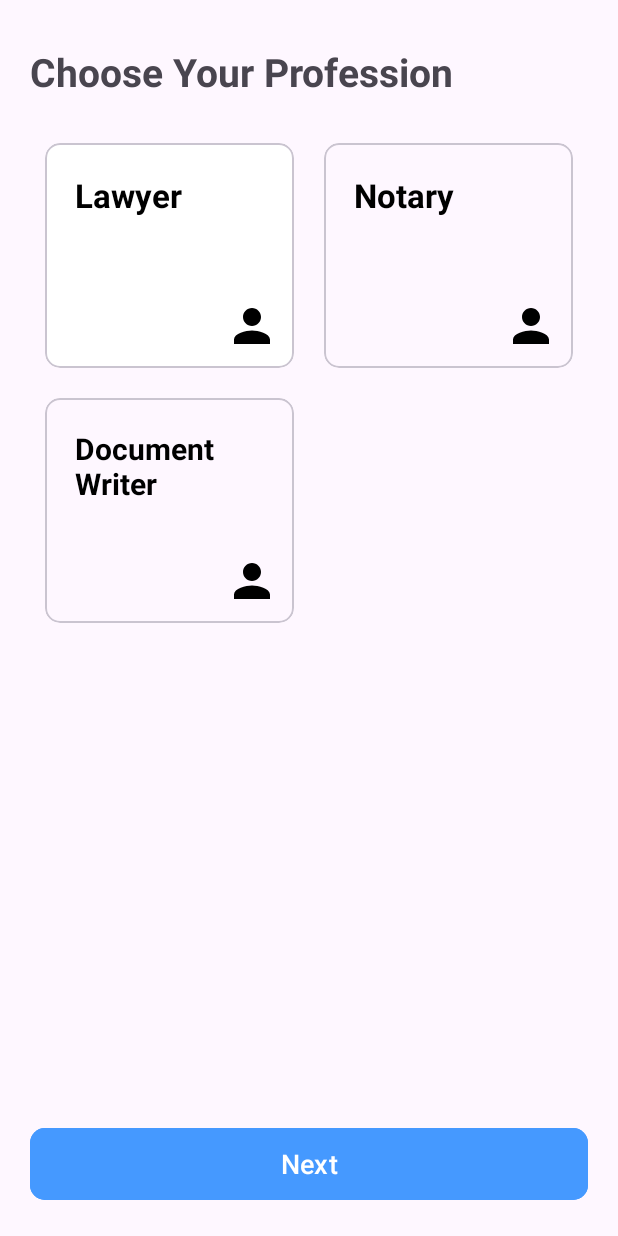
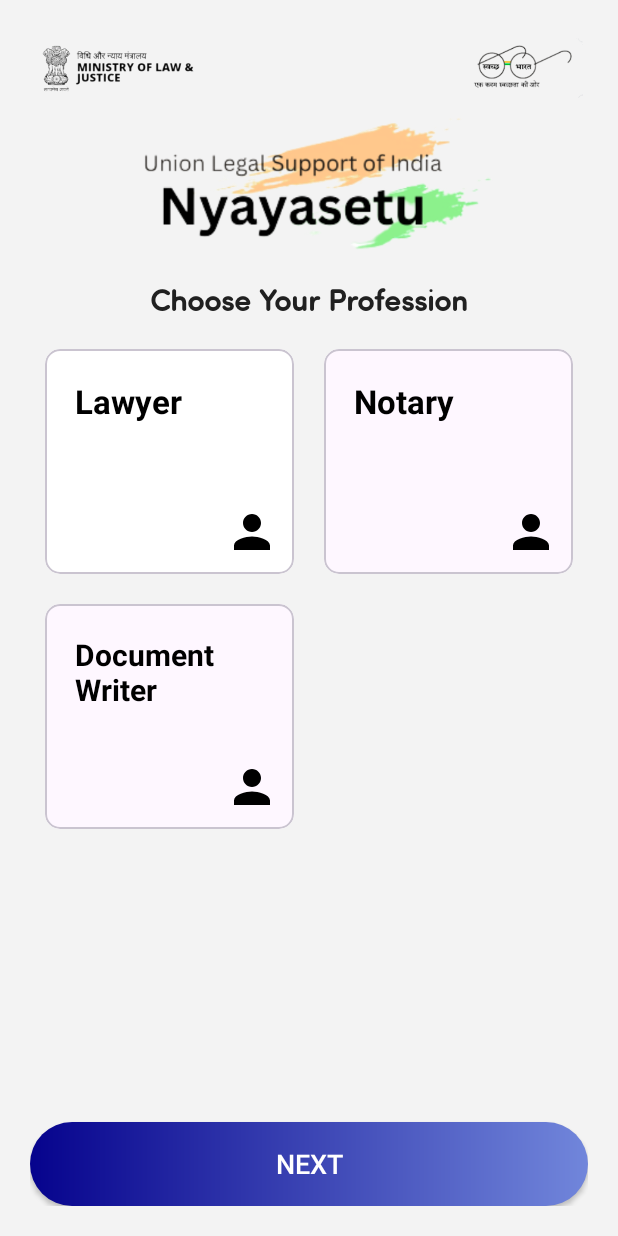
Before and after one commit to SIH-2023-insert-team-name/NyayaSetu-App, an Android app: the LSPSelectionFragment screen opened directly, with no data from a screen before it, on a phone screen of 412 x 824 dp. Run offline under Robolectric (Android 15) with nearby library versions, the phone set to English and light mode, and no system bars; our stand-ins replace Dagger/Hilt's generated code.

Commit message:
Updated UI in login, sign up and lsp selection screen

```diff
--- a/app/src/main/java/bharat/law/nyayasetu/SplashScreenActivity.kt
+++ b/app/src/main/java/bharat/law/nyayasetu/SplashScreenActivity.kt
@@ -4,6 +4,7 @@
 import android.content.Intent
 import androidx.appcompat.app.AppCompatActivity
 import android.os.Bundle
+import android.view.WindowManager
 import android.widget.VideoView
 import androidx.core.content.ContextCompat
 import androidx.core.view.postDelayed
@@ -29,8 +30,8 @@
         super.onCreate(savedInstanceState)
         binding = ActivitySplashScreenBinding.inflate(layoutInflater)
         setContentView(binding.root)
-        window.setStatusBarColor(ContextCompat.getColor(baseContext, R.color.yellow))
-//        getWindow().addFlags(WindowManager.LayoutParams.FLAG_FULLSCREEN)
+//        window.setStatusBarColor(ContextCompat.getColor(baseContext, R.color.light_grey))
+        getWindow().addFlags(WindowManager.LayoutParams.FLAG_FULLSCREEN)
         isLogin = AppSession(this).getBoolean(Constants.IS_LOGIN)
         isLSP = AppSession(this).getBoolean(Constants.IS_LSP)
         isLSPOnboardingDone = AppSession(this).getBoolean(Constants.IS_LSP_ONBOARDING_DONE)
--- a/app/src/main/java/bharat/law/nyayasetu/lawyer/ui_onboarding/LSPSelectionFragment.kt
+++ b/app/src/main/java/bharat/law/nyayasetu/lawyer/ui_onboarding/LSPSelectionFragment.kt
@@ -48,7 +48,7 @@
             }
             cvLawyer.setOnClickListener {
                 selectedOption = Constants.LAWYER
-                clLawyer.setBackgroundColor(ContextCompat.getColor(requireContext(), R.color.material_blue))
+                clLawyer.setBackgroundColor(ContextCompat.getColor(requireContext(), R.color.colorAccent))
                 clNotary.setBackgroundColor(ContextCompat.getColor(requireContext(), R.color.white))
                 clDocumentWriter.setBackgroundColor(ContextCompat.getColor(requireContext(), R.color.white))
                 tvLawyer.setTextColor(Color.WHITE)
@@ -62,7 +62,7 @@
             cvNotary.setOnClickListener {
                 selectedOption = Constants.NOTARY
                 clLawyer.setBackgroundColor(ContextCompat.getColor(requireContext(), R.color.white))
-                clNotary.setBackgroundColor(ContextCompat.getColor(requireContext(), R.color.material_blue))
+                clNotary.setBackgroundColor(ContextCompat.getColor(requireContext(), R.color.colorAccent))
                 clDocumentWriter.setBackgroundColor(ContextCompat.getColor(requireContext(), R.color.white))
                 tvNotary.setTextColor(Color.WHITE)
                 tvLawyer.setTextColor(Color.BLACK)
@@ -76,7 +76,7 @@
                 selectedOption = Constants.DOCWRITER
                 clLawyer.setBackgroundColor(ContextCompat.getColor(requireContext(), R.color.white))
                 clNotary.setBackgroundColor(ContextCompat.getColor(requireContext(), R.color.white))
-                clDocumentWriter.setBackgroundColor(ContextCompat.getColor(requireContext(), R.color.material_blue))
+                clDocumentWriter.setBackgroundColor(ContextCompat.getColor(requireContext(), R.color.colorAccent))
                 tvDocumentWriter.setTextColor(Color.WHITE)
                 tvNotary.setTextColor(Color.BLACK)
                 tvLawyer.setTextColor(Color.BLACK)
--- a/app/src/main/res/layout/activity_login.xml
+++ b/app/src/main/res/layout/activity_login.xml
@@ -4,7 +4,7 @@
     xmlns:tools="http://schemas.android.com/tools"
     android:layout_width="match_parent"
     android:layout_height="match_parent"
-    android:background="@color/material_grey"
+    android:background="@color/light_grey"
     android:padding="5dp"
     tools:context=".auth.LoginActivity">
 
@@ -58,6 +58,7 @@
         app:boxCornerRadiusTopEnd="8dp"
         app:boxStrokeColor="@color/border_color"
         android:textColorHint="@color/border_color"
+        app:boxBackgroundColor="@color/white"
         app:layout_constraintEnd_toEndOf="parent"
         app:layout_constraintStart_toStartOf="parent"
         app:layout_constraintTop_toBottomOf="@id/tvWelcomeText">
@@ -67,7 +68,6 @@
             style="@style/LoginTextInputInnerFieldStyle"
             android:layout_width="match_parent"
             android:layout_height="wrap_content"
-            android:background="@drawable/background_with_stroke"
             android:hint="@string/type_your_email"
             android:inputType="textEmailAddress" />
     </com.google.android.material.textfield.TextInputLayout>
@@ -87,6 +87,7 @@
         app:boxCornerRadiusTopStart="8dp"
         app:boxCornerRadiusTopEnd="8dp"
         app:layout_constraintEnd_toEndOf="parent"
+        app:boxBackgroundColor="@color/white"
         app:layout_constraintStart_toStartOf="parent"
         app:layout_constraintTop_toBottomOf="@id/emailLayout"
         app:passwordToggleEnabled="true">
@@ -96,7 +97,6 @@
             style="@style/LoginTextInputInnerFieldStyle"
             android:layout_width="match_parent"
             android:layout_height="wrap_content"
-            android:background="@drawable/background_with_stroke"
             android:hint="@string/type_your_password"
             android:inputType="textPassword" />
     </com.google.android.material.textfield.TextInputLayout>
--- a/app/src/main/res/layout/fragment_l_s_p_selection.xml
+++ b/app/src/main/res/layout/fragment_l_s_p_selection.xml
@@ -4,26 +4,54 @@
     xmlns:tools="http://schemas.android.com/tools"
     android:layout_width="match_parent"
     android:layout_height="match_parent"
+    android:background="@color/light_grey"
     android:padding="20dp">
 
+    <ImageView
+        android:id="@+id/ivLawJustice"
+        android:layout_width="120dp"
+        android:layout_height="40dp"
+        android:layout_marginTop="5dp"
+        app:layout_constraintTop_toTopOf="parent"
+        app:layout_constraintStart_toStartOf="parent"
+        android:src="@drawable/ic_law_justice"/>
+
+    <ImageView
+        android:layout_width="100dp"
+        android:layout_height="40dp"
+        android:layout_marginTop="5dp"
+        app:layout_constraintEnd_toEndOf="parent"
+        app:layout_constraintTop_toTopOf="parent"
+        android:src="@drawable/ic_swach_bharat"/>
+
+    <ImageView
+        android:id="@+id/imageView2"
+        android:layout_width="match_parent"
+        android:layout_height="110dp"
+        android:layout_marginTop="10dp"
+        android:src="@drawable/ic_union"
+        app:layout_constraintTop_toBottomOf="@+id/ivLawJustice" />
+
     <TextView
-        android:id="@+id/tvSubsciptionPlan"
+        android:id="@+id/tvChooseProfession"
         android:layout_width="wrap_content"
         android:layout_height="wrap_content"
-        android:layout_marginTop="10dp"
         android:text="@string/choose_your_profession"
-        android:textSize="26sp"
         android:textStyle="bold"
+        android:fontFamily="@font/sofiaprosoftmedium"
+        android:textSize="20sp"
+        android:textColor="@color/black_tile"
+        app:layout_constraintEnd_toEndOf="parent"
         app:layout_constraintStart_toStartOf="parent"
-        app:layout_constraintTop_toTopOf="parent" />
+        app:layout_constraintTop_toBottomOf="@+id/imageView2" />
 
     <LinearLayout
         android:id="@+id/linearLayout"
         android:layout_width="match_parent"
         android:layout_height="wrap_content"
-        android:layout_marginTop="30dp"
+        android:layout_marginTop="20dp"
         android:orientation="horizontal"
-        app:layout_constraintTop_toBottomOf="@id/tvSubsciptionPlan"
+        app:layout_constraintTop_toBottomOf="@id/tvChooseProfession"
         tools:layout_editor_absoluteX="20dp">
 
         <com.google.android.material.card.MaterialCardView
@@ -74,8 +102,7 @@
             android:layout_marginHorizontal="10dp"
             android:layout_weight="1"
             app:cardCornerRadius="10dp"
-            app:layout_constraintEnd_toEndOf="parent"
-            app:layout_constraintTop_toBottomOf="@id/tvSubsciptionPlan">
+            app:layout_constraintEnd_toEndOf="parent">
 
             <androidx.constraintlayout.widget.ConstraintLayout
                 android:id="@+id/clNotary"
@@ -165,8 +192,7 @@
             android:backgroundTint="@color/material_blue"
             android:visibility="invisible"
             app:cardCornerRadius="10dp"
-            app:layout_constraintEnd_toEndOf="parent"
-            app:layout_constraintTop_toBottomOf="@id/tvSubsciptionPlan">
+            app:layout_constraintEnd_toEndOf="parent">
 
             <androidx.constraintlayout.widget.ConstraintLayout
                 android:layout_width="match_parent"
@@ -203,12 +229,13 @@
 
     </LinearLayout>
 
-    <com.google.android.material.button.MaterialButton
+    <androidx.appcompat.widget.AppCompatButton
         android:id="@+id/btnNext"
         android:layout_width="match_parent"
         android:layout_height="56dp"
-        android:backgroundTint="@color/material_blue"
+        android:background="@drawable/background_gradient_rounded"
         android:text="@string/next"
+        android:textColor="@color/white"
         android:textSize="18sp"
         app:cornerRadius="10dp"
         app:layout_constraintBottom_toBottomOf="parent"
--- /dev/null
+++ b/app/src/main/res/mipmap-anydpi-v26/ic_launcher.xml
@@ -0,0 +1,5 @@
+<?xml version="1.0" encoding="utf-8"?>
+<adaptive-icon xmlns:android="http://schemas.android.com/apk/res/android">
+    <background android:drawable="@drawable/ic_launcher_background"/>
+    <foreground android:drawable="@mipmap/ic_launcher_foreground"/>
+</adaptive-icon>
--- /dev/null
+++ b/app/src/main/res/mipmap-anydpi-v26/ic_launcher_round.xml
@@ -0,0 +1,5 @@
+<?xml version="1.0" encoding="utf-8"?>
+<adaptive-icon xmlns:android="http://schemas.android.com/apk/res/android">
+    <background android:drawable="@drawable/ic_launcher_background"/>
+    <foreground android:drawable="@mipmap/ic_launcher_foreground"/>
+</adaptive-icon>
--- a/app/src/main/res/mipmap-anydpi/ic_launcher.xml
+++ /dev/null
@@ -1,6 +0,0 @@
-<?xml version="1.0" encoding="utf-8"?>
-<adaptive-icon xmlns:android="http://schemas.android.com/apk/res/android">
-    <background android:drawable="@drawable/ic_launcher_background" />
-    <foreground android:drawable="@drawable/ic_launcher_foreground" />
-    <monochrome android:drawable="@drawable/ic_launcher_foreground" />
-</adaptive-icon>
--- a/app/src/main/res/mipmap-anydpi/ic_launcher_round.xml
+++ /dev/null
@@ -1,6 +0,0 @@
-<?xml version="1.0" encoding="utf-8"?>
-<adaptive-icon xmlns:android="http://schemas.android.com/apk/res/android">
-    <background android:drawable="@drawable/ic_launcher_background" />
-    <foreground android:drawable="@drawable/ic_launcher_foreground" />
-    <monochrome android:drawable="@drawable/ic_launcher_foreground" />
-</adaptive-icon>
```
Also changed, not shown: app/src/main/res/drawable/background_with_stroke.xml (deleted, +0 -19 lines), app/src/main/res/layout/activity_sign_up.xml (+4 -7 lines), app/src/main/ic_launcher-playstore.png (added), app/src/main/res/mipmap-hdpi/ic_launcher_foreground.webp (added), app/src/main/res/mipmap-mdpi/ic_launcher_foreground.webp (added), app/src/main/res/mipmap-xhdpi/ic_launcher_foreground.webp (added), app/src/main/res/mipmap-xxhdpi/ic_launcher_foreground.webp (added), app/src/main/res/mipmap-xxxhdpi/ic_launcher_foreground.webp (added).
